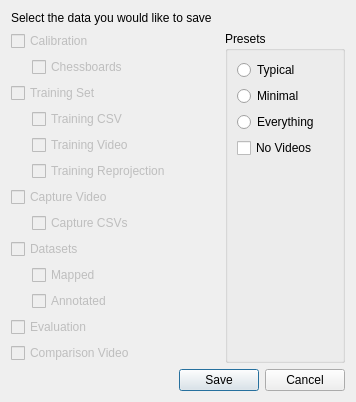
This is custom_widgets/save_options.ui in gwillz/EagleEye as Qt 5 draws it before an edit. The edited form follows.
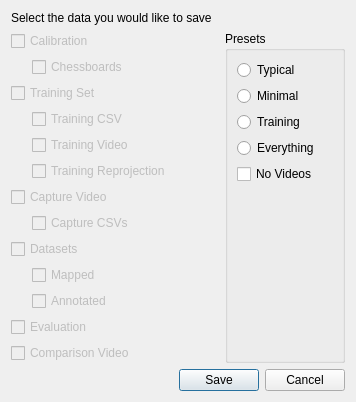
This is the edited form.

Commit message: added training preset to save options

```diff
--- a/custom_widgets/save_options.ui
+++ b/custom_widgets/save_options.ui
@@ -176,6 +176,13 @@
           </property>
          </widget>
         </item>
+        <item>
+         <widget class="QRadioButton" name="training_button">
+          <property name="text">
+           <string>Training</string>
+          </property>
+         </widget>
+        </item>
         <item>
          <widget class="QRadioButton" name="everything_button">
           <property name="text">
```
The commit also changes 1 other file.
